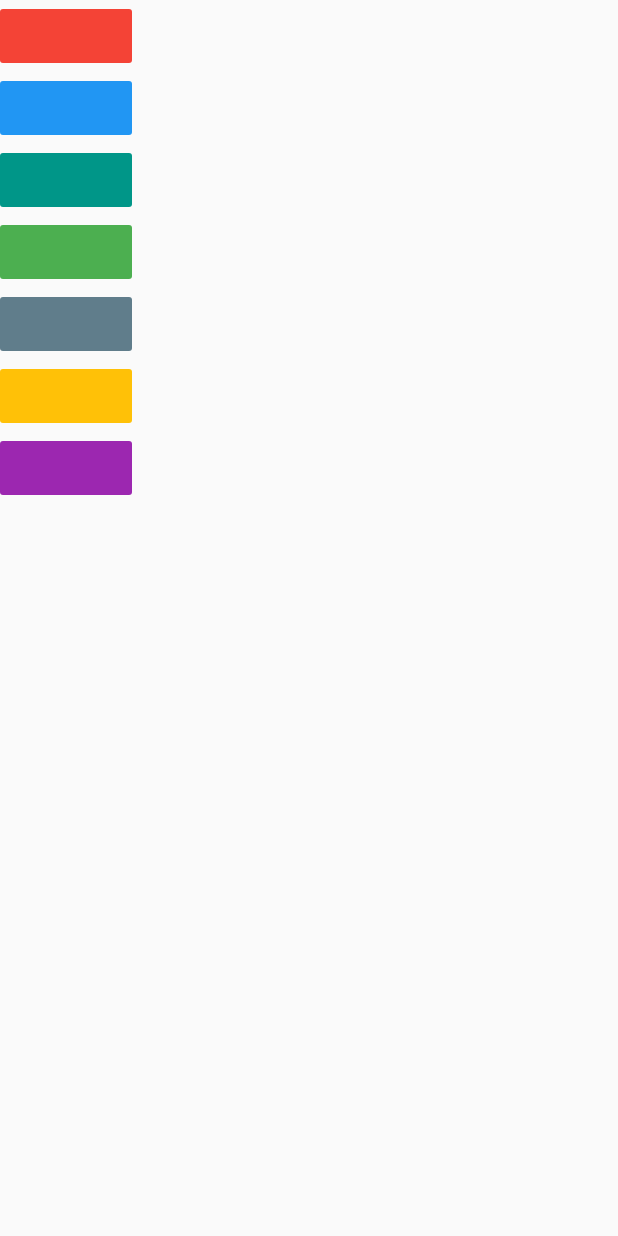
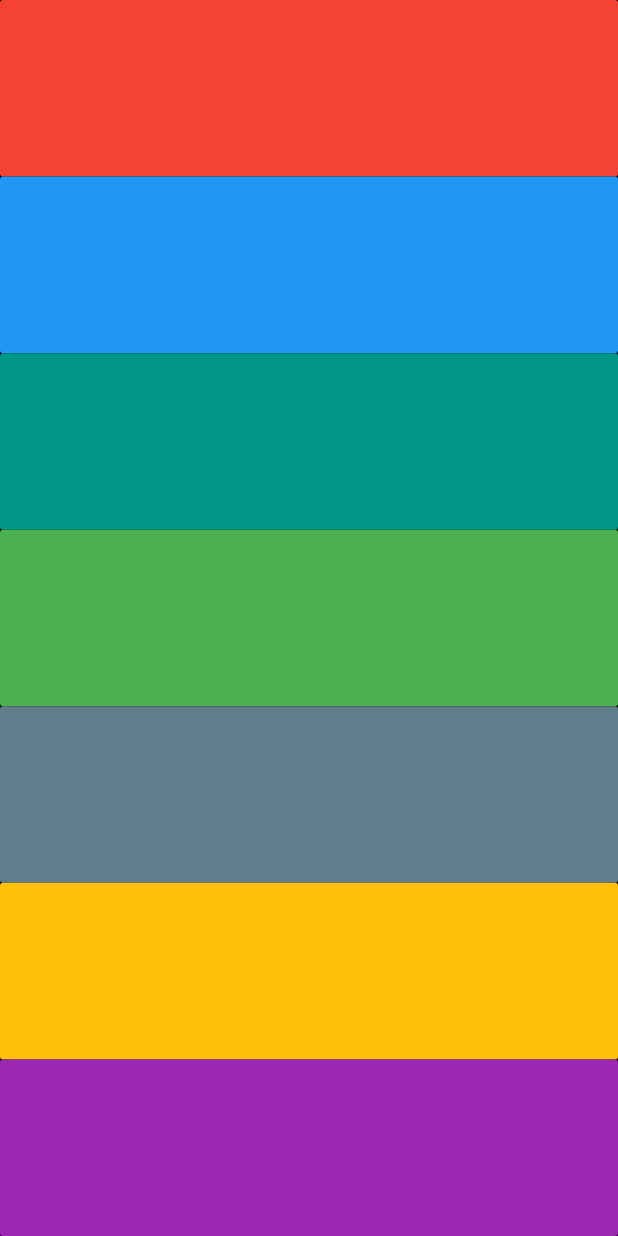
Before and after one commit to akshay3015/xylophone-flutter, a Flutter app: the screen it shows after launch, on a phone screen of 412 x 824 dp. Run offline on Flutter 3.47's test engine with Material 2 defaults, Android fonts, the light colour scheme and no system bars; our stand-ins replace audioplayers.

Commit message:
feat : beautificaiton

```diff
--- a/lib/main.dart
+++ b/lib/main.dart
@@ -23,8 +23,10 @@ class XylophoneApp extends StatelessWidget {
   Widget build(BuildContext context) {
     return MaterialApp(
       home: Scaffold(
+        backgroundColor: Colors.black,
         body: SafeArea(
           child: Column(
+            crossAxisAlignment: CrossAxisAlignment.stretch,
             children: createChildrenButtons(),
           ),
         ),
@@ -32,14 +34,16 @@ class XylophoneApp extends StatelessWidget {
     );
   }
 
-  List<FlatButton> createChildrenButtons() {
-    List<FlatButton> childrenButtons = List<FlatButton>();
+  List<Expanded> createChildrenButtons() {
+    List<Expanded> childrenButtons = List<Expanded>();
     for (Color color in colors) {
-      childrenButtons.add(new FlatButton(
-        onPressed: () {
-          playSound(soundNumber: colors.indexOf(color) + 1);
-        },
-        color: color,
+      childrenButtons.add(Expanded(
+        child: new FlatButton(
+          onPressed: () {
+            playSound(soundNumber: colors.indexOf(color) + 1);
+          },
+          color: color,
+        ),
       ));
     }
     return childrenButtons;
```
